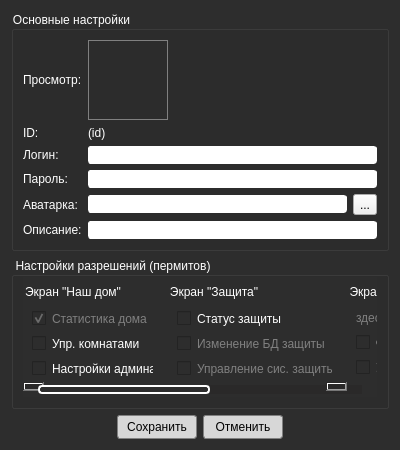
Old version of the form AsQammDekstopControl/uisrc/userCreation.ui in the repository StarterCraft/Hyrex_AsQamm.
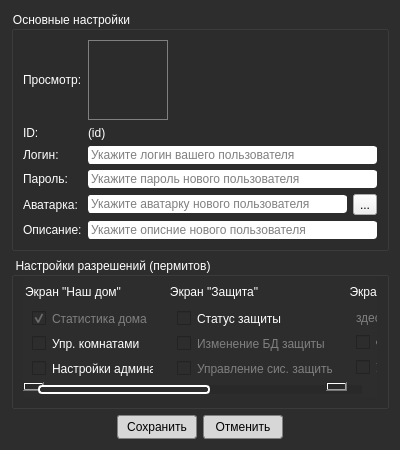
New version of the form. Icons and pictures are not drawn.

Diff of the .ui file:
```diff
--- a/AsQammDekstopControl/uisrc/userCreation.ui
+++ b/AsQammDekstopControl/uisrc/userCreation.ui
@@ -282,10 +282,18 @@
        </widget>
       </item>
       <item row="6" column="1" colspan="3">
-       <widget class="QLineEdit" name="lnI_CnuDesc"/>
+       <widget class="QLineEdit" name="lnI_CnuDesc">
+        <property name="placeholderText">
+         <string>Укажите описние нового пользователя</string>
+        </property>
+       </widget>
       </item>
       <item row="5" column="1" colspan="2">
-       <widget class="QLineEdit" name="lnI_CnuAvatarAddr"/>
+       <widget class="QLineEdit" name="lnI_CnuAvatarAddr">
+        <property name="placeholderText">
+         <string>Укажите аватарку нового пользователя</string>
+        </property>
+       </widget>
       </item>
       <item row="2" column="1">
        <widget class="QLabel" name="lbl_CnuID">
@@ -299,6 +307,9 @@
         <property name="echoMode">
          <enum>QLineEdit::Password</enum>
         </property>
+        <property name="placeholderText">
+         <string>Укажите пароль нового пользователя</string>
+        </property>
        </widget>
       </item>
       <item row="3" column="0">
@@ -384,7 +395,11 @@
        </widget>
       </item>
       <item row="3" column="1" colspan="3">
-       <widget class="QLineEdit" name="lnI_CnuLogin"/>
+       <widget class="QLineEdit" name="lnI_CnuLogin">
+        <property name="placeholderText">
+         <string>Укажите логин вашего пользователя</string>
+        </property>
+       </widget>
       </item>
      </layout>
     </widget>
```
Left out of the diff: 3 changed lines with no effect on the pictures.
